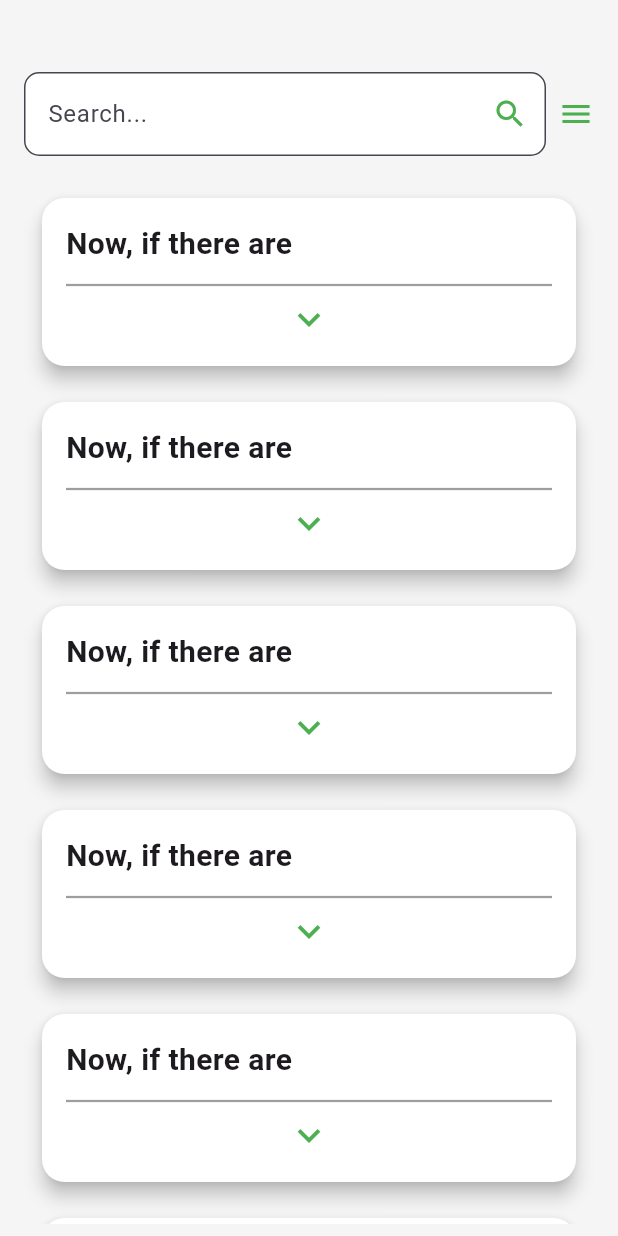
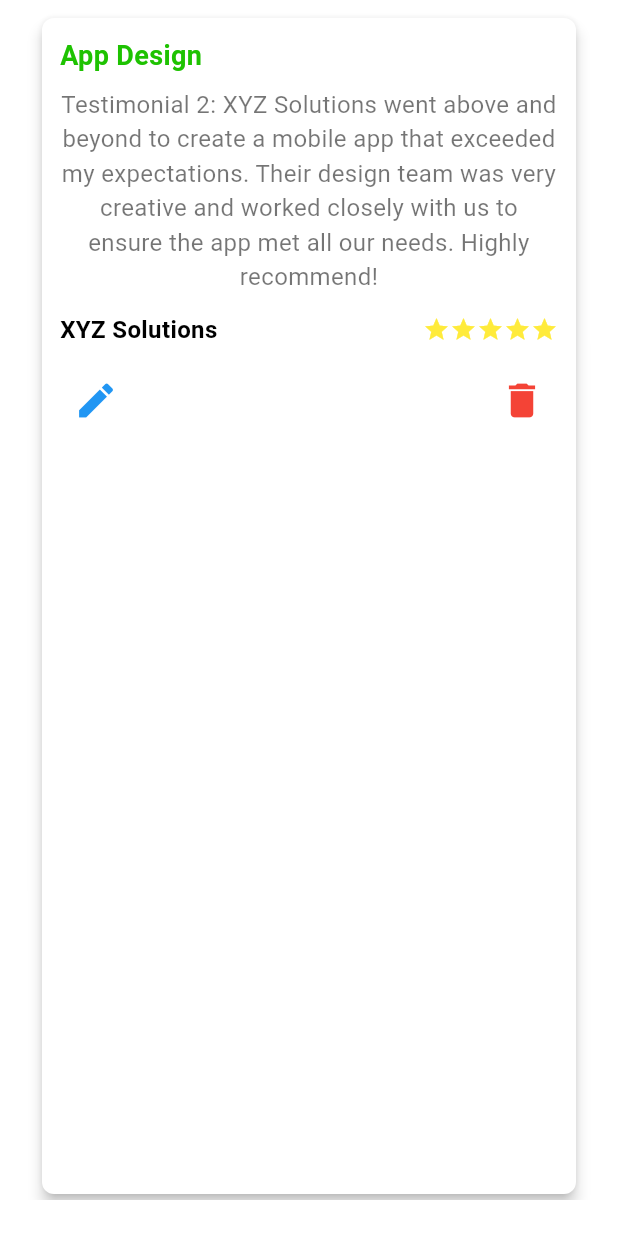
Before and after one commit to eyoaab/abissinia_software_project, a Flutter app: the screen it shows after launch, on a phone screen of 412 x 824 dp. Run offline on Flutter 3.47's test engine with Material 3 defaults, Android fonts, the phone set to English and light mode, and no system bars; our stand-ins replace device_preview.

Commit message:
added implmeted testimony card and page

```diff
--- a/abissinia_mobile_project/lib/features/faq/faq-page.dart
+++ b/abissinia_mobile_project/lib/features/faq/faq-page.dart
@@ -18,7 +18,6 @@
     FaqEntity(id: 1, question: 'Now, if there are', answer: 'Now, if there are no matching faq entries after a search, the user will see a message in the center of the screen indicating that no faqs were found. This enhances the user experience by providing clear feedback.'),
     FaqEntity(id: 1, question: 'Now, if there are', answer: 'Now, if there are no matching faq entries after a search, the user will see a message in the center of the screen indicating that no faqs were found. This enhances the user experience by providing clear feedback.'),
     FaqEntity(id: 1, question: 'Now, if there are', answer: 'Now, if there are no matching faq entries after a search, the user will see a message in the center of the screen indicating that no faqs were found. This enhances the user experience by providing clear feedback.'),
-
   ];
 
   List<FaqEntity> filteredfaq = [];
@@ -48,9 +47,25 @@
   Widget build(BuildContext context) {
     return SafeArea(
       child: Scaffold(
-        appBar: AppBar(
-          toolbarHeight: 40.0
-
+        appBar: PreferredSize(
+          preferredSize: Size(MediaQuery.of(context).size.width, MediaQuery.of(context).size.height * 0.12),
+          child: Container(
+            color: Colors.green,
+            child: const Column(
+              children: [
+              Icon(Icons.question_mark,size:40,color: Color.fromARGB(255, 225, 220, 220),),
+                SizedBox(height: 8),
+                Text(
+                  'How Can we help you?',
+                  style: TextStyle(
+                    fontSize: 24,
+                    fontWeight: FontWeight.bold,
+                    color: Colors.white,
+                  ),
+                ),
+              ],
+            ),
+          ),
         ),
         body: Padding(
           padding: const EdgeInsets.symmetric(horizontal: 16.0, vertical: 8.0),
@@ -86,7 +101,7 @@
                       child: ListView.builder(
                         itemCount: filteredfaq.length,
                         itemBuilder: (context, index) {
-                          return FaqCard(faq: filteredfaq[index],isAdmin: false,);
+                          return FaqCard(faq: filteredfaq[index], isAdmin: true);
                         },
                       ),
                     ),
--- a/abissinia_mobile_project/lib/features/testimoney/testimony-page.dart
+++ b/abissinia_mobile_project/lib/features/testimoney/testimony-page.dart
@@ -0,0 +1,102 @@
+import 'dart:async';
+import 'package:flutter/material.dart';
+import 'package:abissinia_mobile_project/features/testimoney/testimony-entity.dart';
+import 'package:abissinia_mobile_project/features/testimoney/widget.dart';
+
+class TestimonyPage extends StatefulWidget {
+  const TestimonyPage({Key? key}) : super(key: key);
+
+  @override
+  _TestimonyPageState createState() => _TestimonyPageState();
+}
+
+class _TestimonyPageState extends State<TestimonyPage> {
+  final List<TestimonyEntity> dummyTestimonials = [
+    TestimonyEntity(
+      id: 1,
+      description:
+          'Testimonial 1: The team at ACM Technology provided exceptional web development services. They paid great attention to detail and delivered on time. Their expertise in creating responsive and user-friendly websites helped my company grow significantly.',
+      service: 'Web Development',
+      company: 'ACM Technology',
+    ),
+    TestimonyEntity(
+      id: 2,
+      description:
+          'Testimonial 2: XYZ Solutions went above and beyond to create a mobile app that exceeded my expectations. Their design team was very creative and worked closely with us to ensure the app met all our needs. Highly recommend!',
+      service: 'App Design',
+      company: 'XYZ Solutions',
+    ),
+    TestimonyEntity(
+      id: 3,
+      description:
+          'Testimonial 3: Tech Corp provided excellent customer support throughout our project. They were always available to assist us with any questions or concerns and resolved issues promptly. Their commitment to customer satisfaction was outstanding.',
+      service: 'Customer Support',
+      company: 'Tech Corp',
+    ),
+  ];
+
+  late PageController _pageController;
+  late Timer _timer;
+  int _currentPage = 0;
+
+  @override
+  void initState() {
+    super.initState();
+    _pageController = PageController(initialPage: 0);
+
+    _timer = Timer.periodic(const Duration(seconds: 5), (Timer timer) {
+      if (_currentPage < dummyTestimonials.length - 1) {
+        _currentPage++;
+      } else {
+        _currentPage = 0;
+      }
+      _pageController.animateToPage(
+        _currentPage,
+        duration: const Duration(milliseconds: 500),
+        curve: Curves.easeInOut,
+      );
+    });
+  }
+
+  @override
+  void dispose() {
+    _timer.cancel();
+    _pageController.dispose();
+    super.dispose();
+  }
+
+  @override
+  Widget build(BuildContext context) {
+    return Column(
+      children: [
+        Expanded(
+          child: Align(
+            alignment: Alignment.bottomCenter,
+            child: Padding(
+              padding: const EdgeInsets.symmetric(horizontal: 16.0, vertical: 8.0),
+              child: dummyTestimonials.isEmpty
+                  ? const Center(
+                      child: Text(''),
+                    )
+                  : PageView.builder(
+                      controller: _pageController,
+                      itemCount: dummyTestimonials.length,
+                      scrollDirection: Axis.horizontal,
+                      itemBuilder: (context, index) {
+                        return Padding(
+                          padding: const EdgeInsets.symmetric(horizontal: 8.0),
+                          child: TestimonialCard(
+                            testimonyEntity: dummyTestimonials[index],
+                            isAdmin: true,
+                          ),
+                        );
+                      },
+                    ),
+            ),
+          ),
+        ),
+        const SizedBox(height: 16),
+      ],
+    );
+  }
+}
--- a/abissinia_mobile_project/lib/features/testimoney/widget.dart
+++ b/abissinia_mobile_project/lib/features/testimoney/widget.dart
@@ -0,0 +1,94 @@
+import 'package:flutter/material.dart';
+import 'package:abissinia_mobile_project/features/testimoney/testimony-entity.dart';
+
+class TestimonialCard extends StatelessWidget {
+  final TestimonyEntity testimonyEntity;
+  final bool isAdmin;
+
+  const TestimonialCard({
+    Key? key,
+    required this.testimonyEntity,
+    required this.isAdmin,
+  }) : super(key: key);
+
+  @override
+  Widget build(BuildContext context) {
+    return Card(
+      elevation: 4,
+      shape: RoundedRectangleBorder(
+        borderRadius: BorderRadius.circular(8),
+      ),
+      color: Colors.white,
+      child: Padding(
+        padding: const EdgeInsets.all(12.0),
+        child: Column(
+          mainAxisSize: MainAxisSize.min,
+          crossAxisAlignment: CrossAxisAlignment.start,
+          children: [
+            Text(
+              testimonyEntity.service,
+              style: const TextStyle(
+                fontSize: 18,
+                fontWeight: FontWeight.bold,
+                color: Color.fromARGB(255, 30, 194, 1),
+              ),
+            ),
+            const SizedBox(height: 8),
+            Text(
+              testimonyEntity.description,
+              textAlign: TextAlign.center,
+              style: const TextStyle(
+                fontSize: 16,
+                color: Colors.black54,
+              ),
+            ),
+            const SizedBox(height: 12),
+            Row(
+              mainAxisAlignment: MainAxisAlignment.spaceBetween,
+              children: [
+                Text(
+                  testimonyEntity.company,
+                  style: const TextStyle(
+                    fontSize: 16,
+                    fontWeight: FontWeight.bold,
+                    color: Colors.black,
+                  ),
+                ),
+                const Wrap(
+                  children: [
+                    Icon(Icons.star, color: Colors.yellow, size: 18),
+                    Icon(Icons.star, color: Colors.yellow, size: 18),
+                    Icon(Icons.star, color: Colors.yellow, size: 18),
+                    Icon(Icons.star, color: Colors.yellow, size: 18),
+                    Icon(Icons.star, color: Colors.yellow, size: 18),
+                  ],
+                ),
+              ],
+            ),
+            const SizedBox(height: 12),
+            if (isAdmin)
+              Row(
+                mainAxisAlignment: MainAxisAlignment.spaceBetween,
+                children: [
+                  IconButton(
+                    icon: const Icon(Icons.edit,size:30),
+                    color: Colors.blue,
+                    onPressed: () {
+
+                    },
+                  ),
+                  IconButton(
+                    icon: const Icon(Icons.delete,size:30),
+                    color: Colors.red,
+                    onPressed: () {
+
+                    },
+                  ),
+                ],
+              ),
+          ],
+        ),
+      ),
+    );
+  }
+}
--- a/abissinia_mobile_project/lib/main.dart
+++ b/abissinia_mobile_project/lib/main.dart
@@ -1,6 +1,7 @@
 import 'package:abissinia_mobile_project/features/blog/blogpage.dart';
 import 'package:abissinia_mobile_project/features/blog/widgets.dart';
 import 'package:abissinia_mobile_project/features/faq/faq-page.dart';
+import 'package:abissinia_mobile_project/features/testimoney/testimony-page.dart';
 import 'package:device_preview/device_preview.dart';
 import 'package:flutter/material.dart';
 
@@ -36,7 +37,7 @@
         // Setting default text styles
 
       ),
-      home:  const FaqPage()
+      home:  const TestimonyPage()
     );
   }
 }
```
Also changed, not shown: abissinia_mobile_project/lib/features/user/login-page.dart (added), abissinia_mobile_project/lib/features/user/sign-up-page.dart (added), abissinia_mobile_project/lib/features/user/wiget.dart (added). Lines whose indentation alone changed are shown as unchanged.
